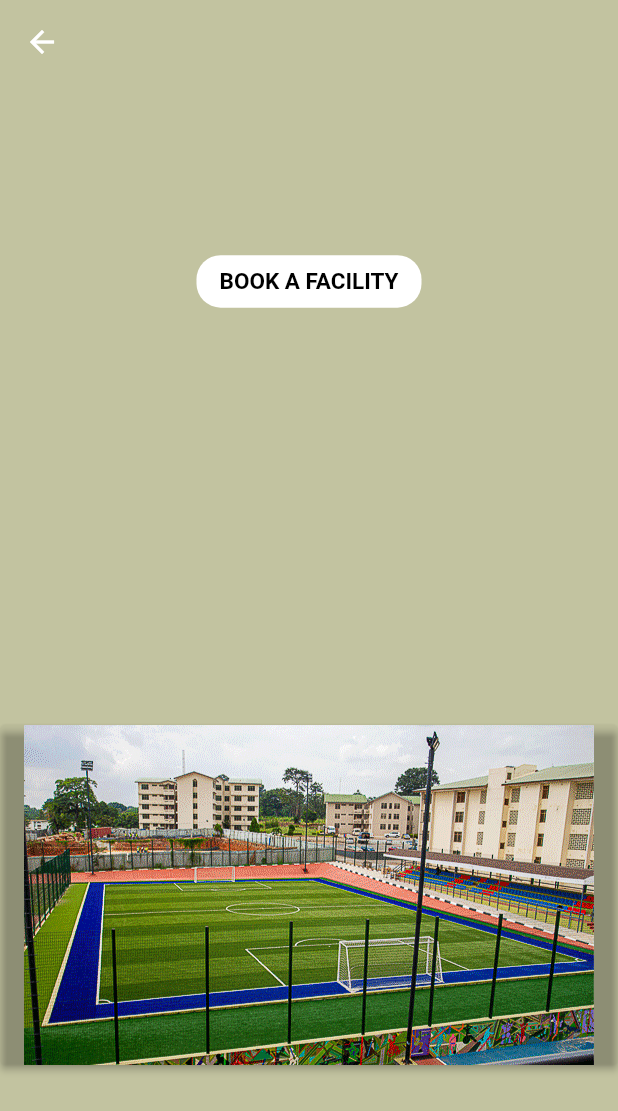
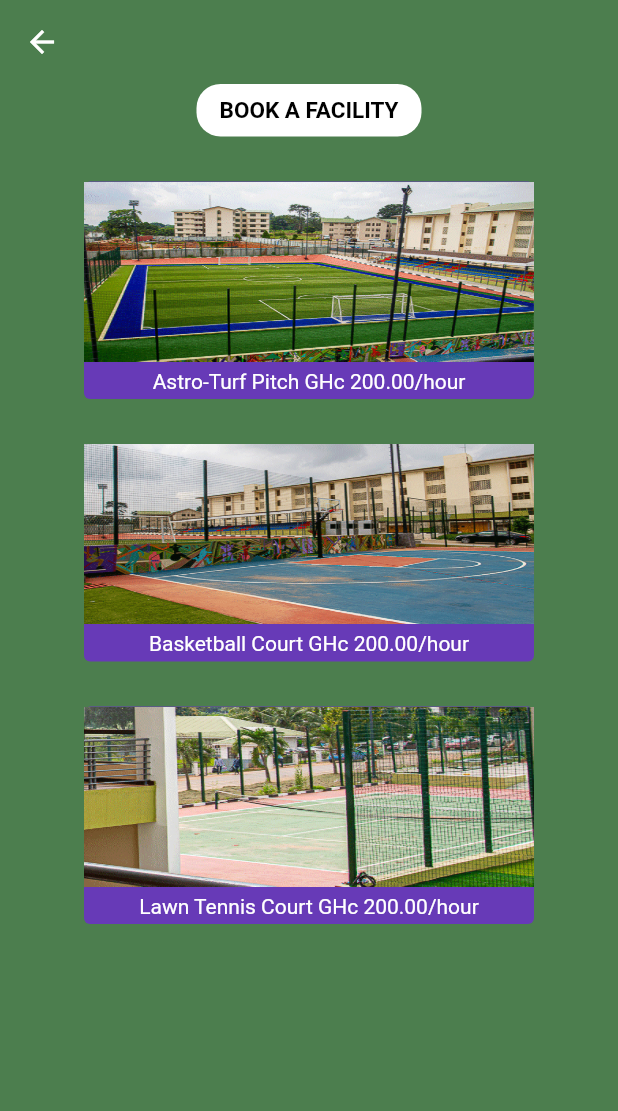
Before and after one commit to COE-CTRL-Intelligence/Sports-Complex, a Flutter app: the SelectSportPage screen opened by its route, on a phone screen of 412 x 824 dp. Shown: the top 1111 px of the screen. Run offline on Flutter 3.47's test engine with Material 2 defaults, Android fonts, the light colour scheme and no system bars; our stand-ins replace auto_route, syncfusion_flutter_calendar.

Commit message:
worked on Select Gym Page with Gillian and George, also fixed some bugs

```diff
--- a/lib/pages/gym_login_page.dart
+++ b/lib/pages/gym_login_page.dart
@@ -29,7 +29,7 @@ class _GymLoginPageState extends State<GymLoginPage> {
         elevation: 0.0,
         leading: GestureDetector(
             onTap: () {
-              AutoRouter.of(context).push(const HomeRoute());
+              AutoRouter.of(context).pop(const HomeRoute());
             },
             child: const Icon(Icons.arrow_back_ios_new)),
       ),
--- a/lib/pages/gym_signUp_page.dart
+++ b/lib/pages/gym_signUp_page.dart
@@ -33,7 +33,7 @@ class _GymSignUpPageState extends State<GymSignUpPage> {
         elevation: 0.0,
         leading: GestureDetector(
             onTap: () {
-              AutoRouter.of(context).push(const GymLoginRoute());
+              AutoRouter.of(context).pop(const GymLoginRoute());
             },
             child: const Icon(Icons.arrow_back_ios_new)),
       ),
--- a/lib/pages/select_sport_page.dart
+++ b/lib/pages/select_sport_page.dart
@@ -1,21 +1,23 @@
 import 'package:auto_route/auto_route.dart';
 import 'package:flutter/material.dart';
+import 'package:sports_complex/pages/booking_page.dart';
 import 'package:sports_complex/pages/routes/app_router.gr.dart';
 
 class SelectSportPage extends StatelessWidget {
   const SelectSportPage({Key? key}) : super(key: key);
 
+  final double space = 30;
+
   @override
   Widget build(BuildContext context) {
     return Scaffold(
-      backgroundColor: const Color(0xffC2C3A0),
+      backgroundColor: const Color.fromARGB(255, 76, 126, 78),
       appBar: AppBar(
         elevation: 0,
         backgroundColor: Colors.transparent,
       ),
       body: Center(
-        child:
-            Column(mainAxisAlignment: MainAxisAlignment.spaceEvenly, children: [
+        child: Column(mainAxisAlignment: MainAxisAlignment.start, children: [
           Container(
             height: 35,
             width: 150,
@@ -29,18 +31,105 @@ class SelectSportPage extends StatelessWidget {
                       color: Colors.black)),
             ),
           ),
-          const SizedBox(
-            height: 50,
-          ),
+          SizedBox(height: space),
           ElevatedButton(
             style: ButtonStyle(
-              backgroundColor: MaterialStateProperty.all(Colors.transparent),
+              padding: MaterialStateProperty.all(
+                  const EdgeInsets.only(left: 0, right: 0)),
+              backgroundColor: MaterialStateProperty.all(Colors.deepPurple),
+              elevation: MaterialStateProperty.all(0),
             ),
             onPressed: () {
               AutoRouter.of(context).push(const BookingRoute());
             },
-            child: Image.asset("assets/images/pitch.jpg"),
-          )
+            child: Column(
+              children: [
+                Image.asset(
+                  'assets/images/pitch.jpg',
+                  fit: BoxFit.fill,
+                  width: 300,
+                  height: 120,
+                ),
+                const SizedBox(
+                  height: 5,
+                ),
+                const SizedBox(
+                  height: 20,
+                  child: Text(
+                    'Astro-Turf Pitch GHc 200.00/hour',
+                    style: TextStyle(fontWeight: FontWeight.normal),
+                    textAlign: TextAlign.center,
+                  ),
+                ),
+              ],
+            ),
+          ),
+          SizedBox(height: space),
+          ElevatedButton(
+            style: ButtonStyle(
+              padding: MaterialStateProperty.all(
+                  const EdgeInsets.only(left: 0, right: 0)),
+              backgroundColor: MaterialStateProperty.all(Colors.deepPurple),
+              elevation: MaterialStateProperty.all(0),
+            ),
+            onPressed: () {
+              AutoRouter.of(context).push(const BookingRoute());
+            },
+            child: Column(
+              children: [
+                Image.asset(
+                  'assets/images/bball_court.jpg',
+                  fit: BoxFit.fill,
+                  width: 300,
+                  height: 120,
+                ),
+                const SizedBox(
+                  height: 5,
+                ),
+                const SizedBox(
+                  height: 20,
+                  child: Text(
+                    'Basketball Court GHc 200.00/hour',
+                    style: TextStyle(fontWeight: FontWeight.normal),
+                    textAlign: TextAlign.center,
+                  ),
+                ),
+              ],
+            ),
+          ),
+          SizedBox(height: space),
+          ElevatedButton(
+            style: ButtonStyle(
+              padding: MaterialStateProperty.all(
+                  const EdgeInsets.only(left: 0, right: 0)),
+              backgroundColor: MaterialStateProperty.all(Colors.deepPurple),
+              elevation: MaterialStateProperty.all(0),
+            ),
+            onPressed: () {
+              AutoRouter.of(context).push(const BookingRoute());
+            },
+            child: Column(
+              children: [
+                Image.asset(
+                  'assets/images/tennis_court.jpg',
+                  fit: BoxFit.fill,
+                  width: 300,
+                  height: 120,
+                ),
+                const SizedBox(
+                  height: 5,
+                ),
+                const SizedBox(
+                  height: 20,
+                  child: Text(
+                    'Lawn Tennis Court GHc 200.00/hour',
+                    style: TextStyle(fontWeight: FontWeight.normal),
+                    textAlign: TextAlign.center,
+                  ),
+                ),
+              ],
+            ),
+          ),
         ]),
       ),
     );
```
